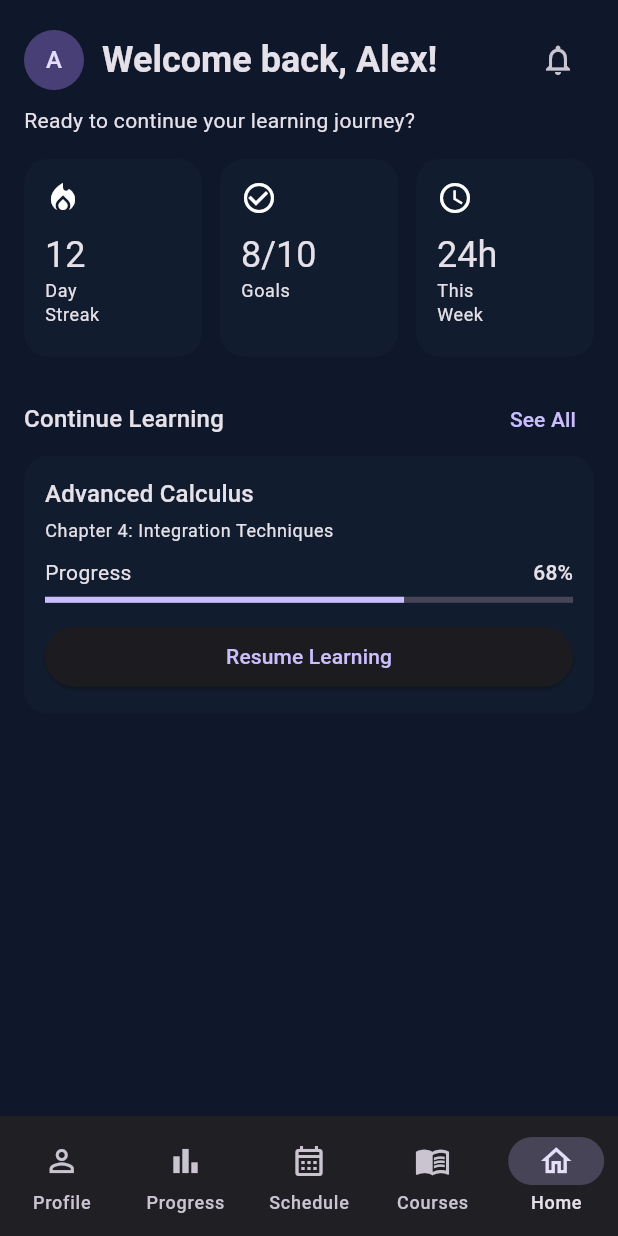
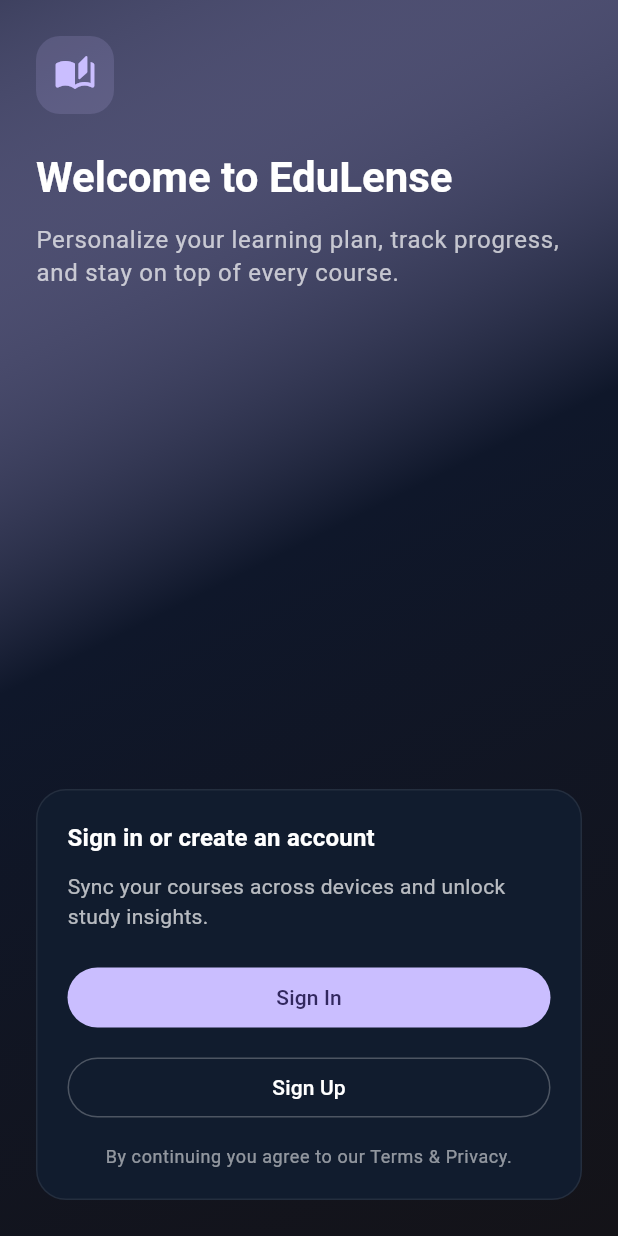
Before and after one commit to umgc/2026_spring, a Flutter app: the screen it shows after launch, on a phone screen of 412 x 824 dp. Run offline on Flutter 3.47's test engine with Material 3 defaults, Android fonts, the phone set to English and light mode, and no system bars; our stand-ins replace flutter_riverpod, go_router, shared_preferences.

Commit message:
Sigin/Signup page added

```diff
--- /dev/null
+++ b/lib/features/auth/auth_entry_screen.dart
@@ -0,0 +1,130 @@
+import 'package:flutter/material.dart';
+import 'package:go_router/go_router.dart';
+
+class AuthEntryScreen extends StatelessWidget {
+  const AuthEntryScreen({super.key});
+
+  @override
+  Widget build(BuildContext context) {
+    final theme = Theme.of(context);
+    final colorScheme = theme.colorScheme;
+
+    return Scaffold(
+      body: Container(
+        decoration: BoxDecoration(
+          gradient: LinearGradient(
+            begin: Alignment.topLeft,
+            end: Alignment.bottomRight,
+            colors: [
+              colorScheme.primary.withOpacity(0.25),
+              const Color(0xFF0F172A),
+              colorScheme.surface,
+            ],
+            stops: const [0.0, 0.45, 1.0],
+          ),
+        ),
+        child: SafeArea(
+          child: Padding(
+            padding: const EdgeInsets.symmetric(horizontal: 24, vertical: 24),
+            child: Column(
+              crossAxisAlignment: CrossAxisAlignment.start,
+              children: [
+                Container(
+                  padding: const EdgeInsets.all(12),
+                  decoration: BoxDecoration(
+                    color: colorScheme.primary.withOpacity(0.15),
+                    borderRadius: BorderRadius.circular(16),
+                  ),
+                  child: Icon(
+                    Icons.auto_stories_rounded,
+                    color: colorScheme.primary,
+                    size: 28,
+                  ),
+                ),
+                const SizedBox(height: 24),
+                Text(
+                  'Welcome to EduLense',
+                  style: theme.textTheme.headlineMedium?.copyWith(
+                    fontWeight: FontWeight.w700,
+                    color: Colors.white,
+                  ),
+                ),
+                const SizedBox(height: 12),
+                Text(
+                  'Personalize your learning plan, track progress, and stay on top of every course.',
+                  style: theme.textTheme.bodyLarge?.copyWith(
+                    color: Colors.white70,
+                    height: 1.4,
+                  ),
+                ),
+                const Spacer(),
+                Container(
+                  width: double.infinity,
+                  padding: const EdgeInsets.all(20),
+                  decoration: BoxDecoration(
+                    color: const Color(0xFF111C2E),
+                    borderRadius: BorderRadius.circular(20),
+                    border: Border.all(
+                      color: Colors.white.withOpacity(0.08),
+                    ),
+                  ),
+                  child: Column(
+                    crossAxisAlignment: CrossAxisAlignment.start,
+                    children: [
+                      Text(
+                        'Sign in or create an account',
+                        style: theme.textTheme.titleMedium?.copyWith(
+                          fontWeight: FontWeight.w600,
+                          color: Colors.white,
+                        ),
+                      ),
+                      const SizedBox(height: 10),
+                      Text(
+                        'Sync your courses across devices and unlock study insights.',
+                        style: theme.textTheme.bodyMedium?.copyWith(
+                          color: Colors.white70,
+                        ),
+                      ),
+                      const SizedBox(height: 20),
+                      SizedBox(
+                        width: double.infinity,
+                        child: FilledButton(
+                          onPressed: () => context.go('/home'),
+                          child: const Text('Sign In'),
+                        ),
+                      ),
+                      const SizedBox(height: 12),
+                      SizedBox(
+                        width: double.infinity,
+                        child: OutlinedButton(
+                          onPressed: () => context.go('/home'),
+                          style: OutlinedButton.styleFrom(
+                            foregroundColor: Colors.white,
+                            side: BorderSide(
+                              color: Colors.white.withOpacity(0.25),
+                            ),
+                          ),
+                          child: const Text('Sign Up'),
+                        ),
+                      ),
+                      const SizedBox(height: 14),
+                      Center(
+                        child: Text(
+                          'By continuing you agree to our Terms & Privacy.',
+                          textAlign: TextAlign.center,
+                          style: theme.textTheme.bodySmall?.copyWith(
+                            color: Colors.white54,
+                          ),
+                        ),
+                      ),
+                    ],
+                  ),
+                ),
+              ],
+            ),
+          ),
+        ),
+      ),
+    );
+  }
+}
--- a/lib/router/app_router.dart
+++ b/lib/router/app_router.dart
@@ -1,4 +1,5 @@
 import 'package:go_router/go_router.dart';
+import '../features/auth/auth_entry_screen.dart';
 import '../features/dashboard/dashboard_screen.dart';
 import '../features/courses/courses_list_screen.dart';
 import '../features/courses/course_detail_screen.dart';
@@ -11,8 +12,9 @@ import '../features/profile/settings_screen.dart';
 import '../features/profile/notifications_screen.dart';
 
 final appRouter = GoRouter(
-  initialLocation: '/home',
+  initialLocation: '/auth',
   routes: [
+    GoRoute(path: '/auth', builder: (_, __) => const AuthEntryScreen()),
     GoRoute(path: '/home', builder: (_, __) => const DashboardScreen()),
     GoRoute(path: '/courses', builder: (_, __) => const CoursesListScreen()),
     GoRoute(
```
